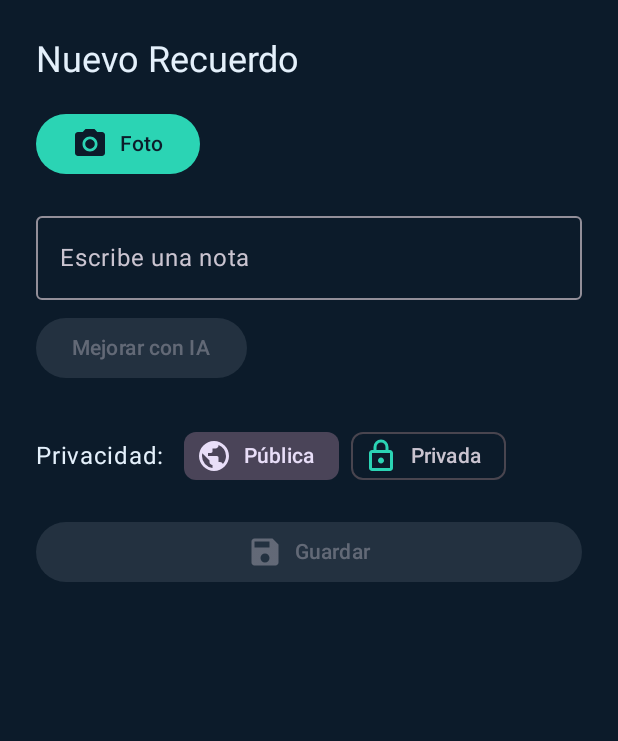
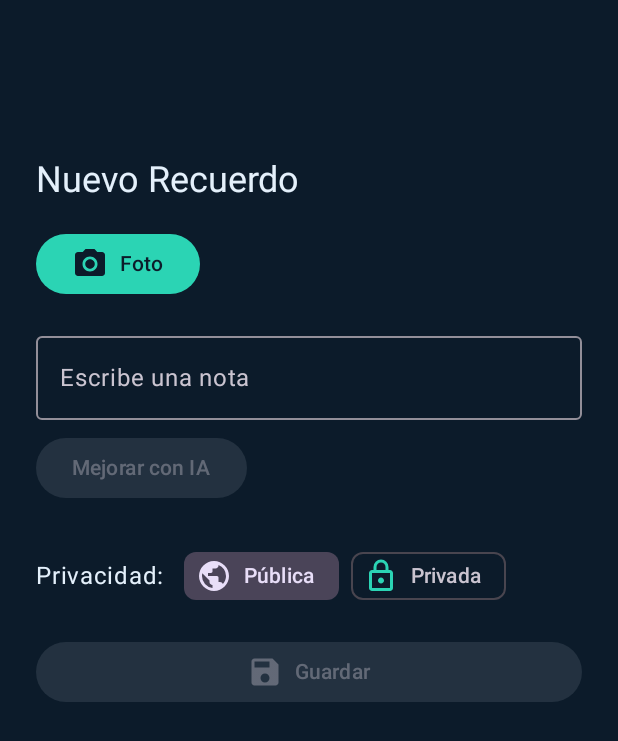
Before and after one commit to alfadexters/FinalDispositivos, an Android app built with Jetpack Compose: the CreateMemoryScreen screen opened through its navigation route, on a phone screen of 412 x 824 dp. Shown: the top 741 px of the screen. Run offline under Robolectric (Android 15) with nearby library versions, the phone set to English and light mode, and no system bars; our stand-ins replace Firebase (no records; nobody signed in at launch, a user with empty details on screens opened directly); libraries missing offline, so code that uses them is left out: com.cloudinary, com.cloudinary.utils; 1 statement that could not run was skipped.

Commit message:
Se mejora la UI de Crear recuerdo

```diff
--- a/app/src/main/java/com/example/proyectofinal/ui/CreateMemoryScreen.kt
+++ b/app/src/main/java/com/example/proyectofinal/ui/CreateMemoryScreen.kt
@@ -110,6 +110,8 @@ fun CreateMemoryScreen(
             .fillMaxSize()
             .padding(24.dp)
     ) {
+        Spacer(modifier = Modifier.height(80.dp))
+
         Text("Nuevo Recuerdo", style = MaterialTheme.typography.headlineSmall)
 
         Spacer(modifier = Modifier.height(16.dp))
```
